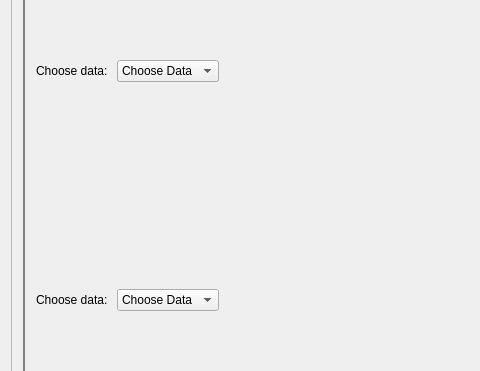
tisaconundrum2/PySAT-GUI, file point_spectra_gui/ui/UI Files/01_mainwindow_interpolation.ui: the form before one commit; both pictures show x 0 to 480 and y 213 to 584 of the 581 by 843 pixel window.
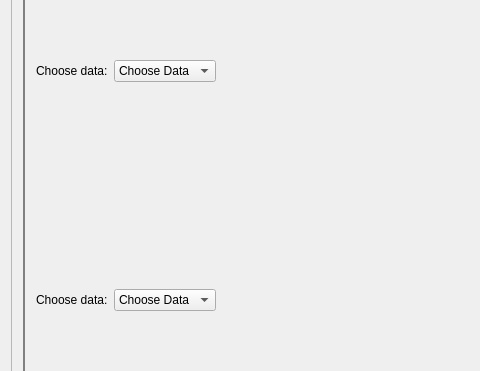
The form after the commit.

The edit to the form file:
```diff
--- a/point_spectra_gui/ui/UI Files/01_mainwindow_interpolation.ui
+++ b/point_spectra_gui/ui/UI Files/01_mainwindow_interpolation.ui
@@ -65,7 +65,7 @@
              <item>
               <widget class="QLabel" name="regression_choosedata_label">
                <property name="text">
-                <string>Choose data: </string>
+                                                                <string>Choose data:</string>
                </property>
               </widget>
              </item>
@@ -109,7 +109,7 @@
              <item>
               <widget class="QLabel" name="regression_choosedata_label_2">
                <property name="text">
-                <string>Choose data: </string>
+                                                                <string>Choose data:</string>
                </property>
               </widget>
              </item>
```
Left out of the diff: 16 changed lines with no effect on the pictures. Lines whose indentation alone changed are shown as unchanged.
